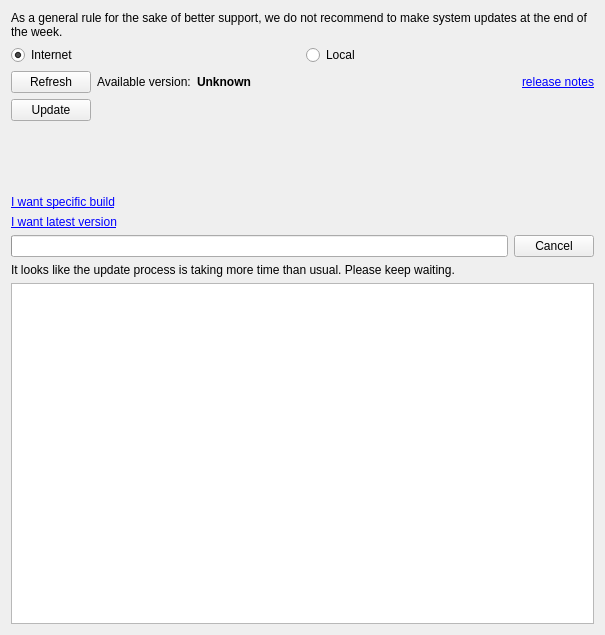
networkoptix/nx_open, file client/src/ui/widgets/server_updates_widget.ui: the form before one commit.
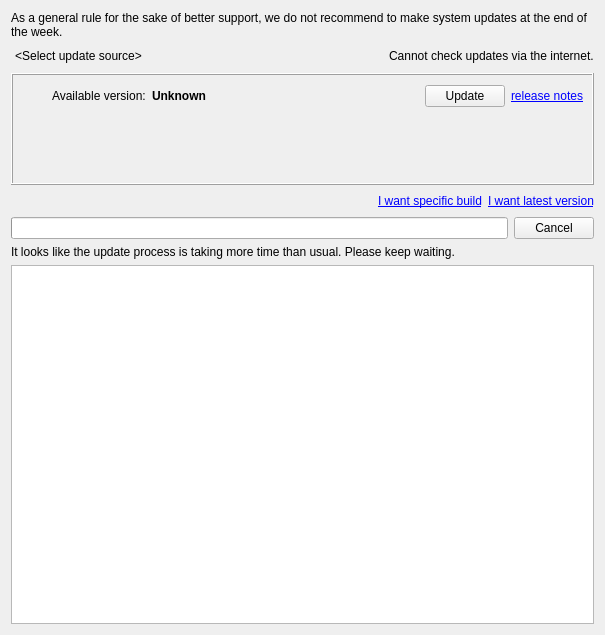
The form after the commit. Custom widgets are drawn as their Qt base class.

```diff
--- a/client/src/ui/widgets/server_updates_widget.ui
+++ b/client/src/ui/widgets/server_updates_widget.ui
@@ -10,7 +10,7 @@
     <height>635</height>
    </rect>
   </property>
-  <layout class="QVBoxLayout" name="verticalLayout_4" stretch="0,0,0,0,0,0,1">
+  <layout class="QVBoxLayout" name="verticalLayout_6" stretch="0,0,0,0,0,1">
    <item>
     <widget class="QLabel" name="dayWarningLabel">
      <property name="text">
@@ -22,21 +22,43 @@
     </widget>
    </item>
    <item>
-    <layout class="QHBoxLayout" name="horizontalLayout_5">
+    <layout class="QHBoxLayout" name="horizontalLayout_2">
      <item>
-      <widget class="QRadioButton" name="internetRadioButton">
+      <widget class="QPushButton" name="sourceButton">
+       <property name="sizePolicy">
+        <sizepolicy hsizetype="Fixed" vsizetype="Fixed">
+         <horstretch>0</horstretch>
+         <verstretch>0</verstretch>
+        </sizepolicy>
+       </property>
+       <property name="focusPolicy">
+        <enum>Qt::NoFocus</enum>
+       </property>
        <property name="text">
-        <string>Internet</string>
+        <string notr="true">&lt;Select update source&gt;</string>
        </property>
-       <property name="checked">
+       <property name="flat">
         <bool>true</bool>
        </property>
       </widget>
      </item>
      <item>
-      <widget class="QRadioButton" name="localRadioButton">
+      <spacer name="horizontalSpacer">
+       <property name="orientation">
+        <enum>Qt::Horizontal</enum>
+       </property>
+       <property name="sizeHint" stdset="0">
+        <size>
+         <width>40</width>
+         <height>20</height>
+        </size>
+       </property>
+      </spacer>
+     </item>
+     <item>
+      <widget class="QLabel" name="connectionProblemLabel">
        <property name="text">
-        <string>Local</string>
+        <string>Cannot check updates via the internet.</string>
        </property>
       </widget>
      </item>
@@ -62,12 +84,103 @@
         <number>0</number>
        </property>
        <item>
-        <layout class="QHBoxLayout" name="horizontalLayout_6" stretch="0,0,1,0">
+        <widget class="QFrame" name="internetFrame">
+         <property name="frameShape">
+          <enum>QFrame::Box</enum>
+         </property>
+         <property name="frameShadow">
+          <enum>QFrame::Raised</enum>
+         </property>
+         <layout class="QVBoxLayout" name="verticalLayout_5">
+          <item>
+           <layout class="QHBoxLayout" name="horizontalLayout_6" stretch="0,0,1,0,0">
+            <item>
+             <widget class="QStackedWidget" name="internetRefreshWidget">
+              <property name="maximumSize">
+               <size>
+                <width>24</width>
+                <height>24</height>
+               </size>
+              </property>
+              <property name="currentIndex">
+               <number>0</number>
+              </property>
+              <widget class="QWidget" name="refreshButtonPage">
+               <property name="maximumSize">
+                <size>
+                 <width>24</width>
+                 <height>24</height>
+                </size>
+               </property>
+               <layout class="QHBoxLayout" name="horizontalLayout_7">
+                <property name="leftMargin">
+                 <number>0</number>
+                </property>
+                <property name="topMargin">
+                 <number>0</number>
+                </property>
+                <property name="rightMargin">
+                 <number>0</number>
+                </property>
          <item>
           <widget class="QPushButton" name="refreshButton">
-           <property name="text">
-            <string>Refresh</string>
-           </property>
+                  <property name="minimumSize">
+                   <size>
+                    <width>24</width>
+                    <height>24</height>
+                   </size>
+                  </property>
+                  <property name="maximumSize">
+                   <size>
+                    <width>24</width>
+                    <height>24</height>
+                   </size>
+                  </property>
+                  <property name="flat">
+                   <bool>true</bool>
+                  </property>
+                 </widget>
+                </item>
+               </layout>
+              </widget>
+              <widget class="QWidget" name="refreshProgressPage">
+               <property name="maximumSize">
+                <size>
+                 <width>24</width>
+                 <height>24</height>
+                </size>
+               </property>
+               <layout class="QHBoxLayout" name="horizontalLayout_8">
+                <property name="leftMargin">
+                 <number>0</number>
+                </property>
+                <property name="topMargin">
+                 <number>0</number>
+                </property>
+                <property name="rightMargin">
+                 <number>0</number>
+                </property>
+                <property name="bottomMargin">
+                 <number>0</number>
+                </property>
+                <item>
+                 <widget class="QnProgressWidget" name="internetInfiniteProgress" native="true">
+                  <property name="minimumSize">
+                   <size>
+                    <width>24</width>
+                    <height>24</height>
+                   </size>
+                  </property>
+                  <property name="maximumSize">
+                   <size>
+                    <width>24</width>
+                    <height>24</height>
+                   </size>
+                  </property>
+                 </widget>
+                </item>
+               </layout>
+              </widget>
           </widget>
          </item>
          <item>
@@ -90,6 +203,19 @@
            </property>
           </widget>
          </item>
+            <item>
+             <widget class="QPushButton" name="internetUpdateButton">
+              <property name="sizePolicy">
+               <sizepolicy hsizetype="Fixed" vsizetype="Fixed">
+                <horstretch>0</horstretch>
+                <verstretch>0</verstretch>
+               </sizepolicy>
+              </property>
+              <property name="text">
+               <string>Update</string>
+              </property>
+             </widget>
+            </item>
          <item>
           <widget class="QLabel" name="releaseNotesLabel">
            <property name="text">
@@ -100,34 +226,6 @@
         </layout>
        </item>
        <item>
-        <widget class="QWidget" name="detailWidget_2" native="true">
-         <layout class="QHBoxLayout" name="horizontalLayout_7">
-          <property name="leftMargin">
-           <number>0</number>
-          </property>
-          <property name="topMargin">
-           <number>0</number>
-          </property>
-          <property name="rightMargin">
-           <number>0</number>
-          </property>
-          <property name="bottomMargin">
-           <number>0</number>
-          </property>
-          <item>
-           <widget class="QPushButton" name="internetUpdateButton">
-            <property name="sizePolicy">
-             <sizepolicy hsizetype="Fixed" vsizetype="Fixed">
-              <horstretch>0</horstretch>
-              <verstretch>0</verstretch>
-             </sizepolicy>
-            </property>
-            <property name="text">
-             <string>Update</string>
-            </property>
-           </widget>
-          </item>
-          <item>
            <widget class="QLabel" name="internetDetailLabel">
             <property name="wordWrap">
              <bool>true</bool>
@@ -135,25 +233,6 @@
            </widget>
           </item>
           <item>
-           <widget class="QnProgressWidget" name="internetInfiniteProgress" native="true">
-            <property name="minimumSize">
-             <size>
-              <width>16</width>
-              <height>0</height>
-             </size>
-            </property>
-            <property name="maximumSize">
-             <size>
-              <width>16</width>
-              <height>16777215</height>
-             </size>
-            </property>
-           </widget>
-          </item>
-         </layout>
-        </widget>
-       </item>
-       <item>
         <spacer name="verticalSpacer">
          <property name="orientation">
           <enum>Qt::Vertical</enum>
@@ -168,6 +247,9 @@
        </item>
       </layout>
      </widget>
+       </item>
+      </layout>
+     </widget>
      <widget class="QWidget" name="localPage">
       <layout class="QVBoxLayout" name="verticalLayout_2">
        <property name="leftMargin">
@@ -183,12 +265,14 @@
         <number>0</number>
        </property>
        <item>
-        <widget class="QLabel" name="connectionProblemLabel">
-         <property name="text">
-          <string>Cannot check updates via the internet.</string>
+        <widget class="QFrame" name="localFrame">
+         <property name="frameShape">
+          <enum>QFrame::WinPanel</enum>
          </property>
-        </widget>
-       </item>
+         <property name="frameShadow">
+          <enum>QFrame::Raised</enum>
+         </property>
+         <layout class="QVBoxLayout" name="verticalLayout_4">
        <item>
         <widget class="QLabel" name="linkTitleLabel">
          <property name="text">
@@ -222,7 +306,7 @@
         </layout>
        </item>
        <item>
-        <layout class="QHBoxLayout" name="horizontalLayout" stretch="0,1,0">
+           <layout class="QHBoxLayout" name="horizontalLayout" stretch="0,1,0,0,0">
          <item>
           <widget class="QLabel" name="fileTitleLabel">
            <property name="text">
@@ -246,23 +330,22 @@
            </property>
           </widget>
          </item>
-        </layout>
-       </item>
        <item>
-        <widget class="QWidget" name="detailWidget_3" native="true">
-         <layout class="QHBoxLayout" name="horizontalLayout_8">
-          <property name="leftMargin">
-           <number>0</number>
-          </property>
-          <property name="topMargin">
-           <number>0</number>
-          </property>
-          <property name="rightMargin">
-           <number>0</number>
-          </property>
-          <property name="bottomMargin">
-           <number>0</number>
-          </property>
+             <widget class="QnProgressWidget" name="localInfiniteProgress" native="true">
+              <property name="minimumSize">
+               <size>
+                <width>16</width>
+                <height>0</height>
+               </size>
+              </property>
+              <property name="maximumSize">
+               <size>
+                <width>16</width>
+                <height>16777215</height>
+               </size>
+              </property>
+             </widget>
+            </item>
           <item>
            <widget class="QPushButton" name="localUpdateButton">
             <property name="sizePolicy">
@@ -276,6 +359,8 @@
             </property>
            </widget>
           </item>
+           </layout>
+          </item>
           <item>
            <widget class="QLabel" name="localDetailLabel">
             <property name="wordWrap">
@@ -283,28 +368,27 @@
             </property>
            </widget>
           </item>
-          <item>
-           <widget class="QnProgressWidget" name="localInfiniteProgress" native="true">
-            <property name="minimumSize">
-             <size>
-              <width>16</width>
-              <height>0</height>
-             </size>
-            </property>
-            <property name="maximumSize">
-             <size>
-              <width>16</width>
-              <height>16777215</height>
-             </size>
-            </property>
-           </widget>
-          </item>
          </layout>
         </widget>
        </item>
       </layout>
      </widget>
     </widget>
+   </item>
+   <item>
+    <layout class="QHBoxLayout" name="horizontalLayout_5">
+     <item>
+      <spacer name="horizontalSpacer_2">
+       <property name="orientation">
+        <enum>Qt::Horizontal</enum>
+       </property>
+       <property name="sizeHint" stdset="0">
+        <size>
+         <width>40</width>
+         <height>20</height>
+        </size>
+       </property>
+      </spacer>
    </item>
    <item>
     <widget class="QLabel" name="specificBuildLabel">
@@ -319,6 +403,8 @@
       <string>&lt;a href='latest'&gt;I want latest version&lt;/a&gt;</string>
      </property>
     </widget>
+     </item>
+    </layout>
    </item>
    <item>
     <widget class="QWidget" name="updateStateWidget" native="true">
```
Lines whose indentation alone changed are shown as unchanged.
